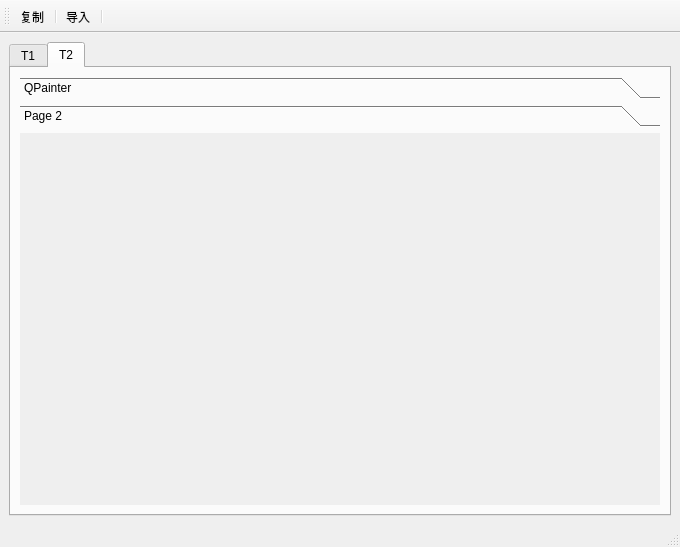
Before: the Qt Designer form mainwindow.ui in Big-Jacky/QT-, drawn with Qt 5.
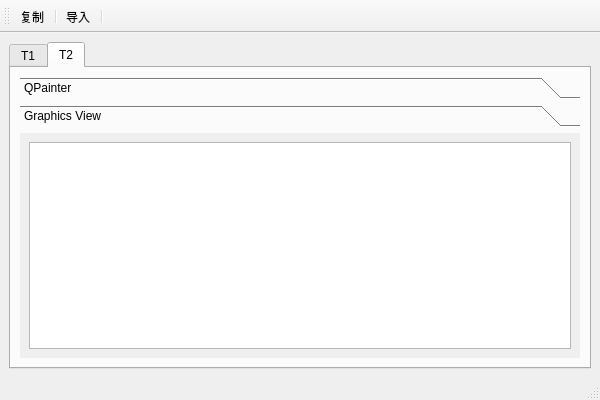
After: the same form once the commit is applied. The open tabs and pages were chosen to show the change. Icons and pictures are not drawn.

Commit message: v2.1： 修改： 1.初步掌握静态绘图功能，解决多种花色样式绘图问题； 2.尝试画出四个门板和一个门梁。

```diff
--- a/mainwindow.ui
+++ b/mainwindow.ui
@@ -6,10 +6,19 @@
    <rect>
     <x>0</x>
     <y>0</y>
-    <width>680</width>
-    <height>547</height>
+    <width>600</width>
+    <height>400</height>
    </rect>
   </property>
+  <property name="sizePolicy">
+   <sizepolicy hsizetype="Preferred" vsizetype="Preferred">
+    <horstretch>0</horstretch>
+    <verstretch>0</verstretch>
+   </sizepolicy>
+  </property>
+  <property name="contextMenuPolicy">
+   <enum>Qt::DefaultContextMenu</enum>
+  </property>
   <property name="windowTitle">
    <string>MainWindow</string>
   </property>
@@ -17,6 +26,9 @@
    <iconset resource="pic.qrc">
     <normaloff>:/new/picture/pic/性能计算 (1).png</normaloff>:/new/picture/pic/性能计算 (1).png</iconset>
   </property>
+  <property name="layoutDirection">
+   <enum>Qt::LeftToRight</enum>
+  </property>
   <widget class="QWidget" name="centralwidget">
    <layout class="QGridLayout" name="gridLayout">
     <item row="0" column="0">
@@ -120,13 +132,18 @@
             <rect>
              <x>0</x>
              <y>0</y>
-             <width>573</width>
-             <height>121</height>
+             <width>558</width>
+             <height>194</height>
             </rect>
            </property>
            <attribute name="label">
-            <string>Page 2</string>
+            <string>Graphics View</string>
            </attribute>
+           <layout class="QGridLayout" name="gridLayout_4">
+            <item row="0" column="0">
+             <widget class="QGraphicsView" name="graphicsView"/>
+            </item>
+           </layout>
           </widget>
          </widget>
         </item>
```
Left out of the diff: 8 changed lines with no effect on the pictures. The commit also changes 2 other files.
